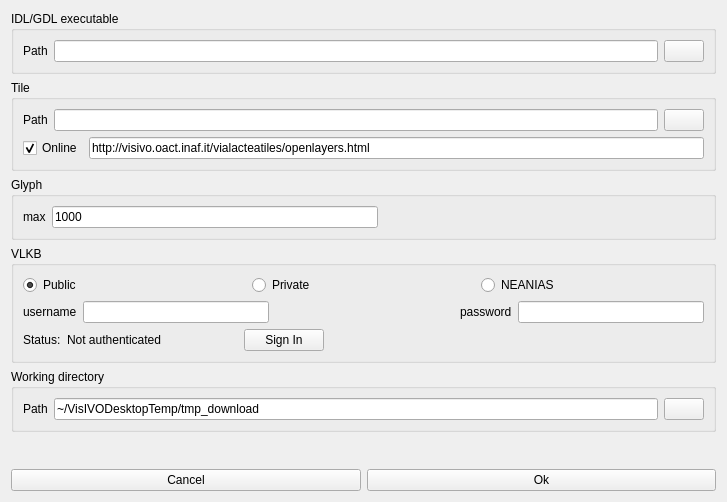
VisIVOLab/ViaLacteaVisualAnalytics, file Code/ui/settingform.ui: the form before one commit.
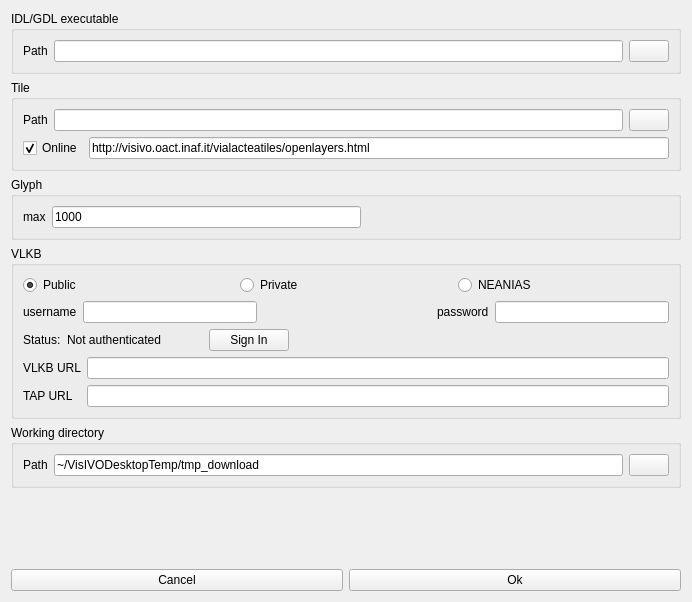
The form after the commit. Icons and pictures are not drawn.

Commit message: Fixed TAP query tables & query columns handlers

Diff of the .ui file:
```diff
--- a/Code/ui/settingform.ui
+++ b/Code/ui/settingform.ui
@@ -6,8 +6,8 @@
    <rect>
     <x>0</x>
     <y>0</y>
-    <width>727</width>
-    <height>502</height>
+    <width>692</width>
+    <height>602</height>
    </rect>
   </property>
   <property name="windowTitle">
@@ -270,6 +270,38 @@
         </item>
        </layout>
       </item>
+      <item>
+       <layout class="QFormLayout" name="formLayout">
+        <item row="0" column="0">
+         <widget class="QLabel" name="label_5">
+          <property name="text">
+           <string>VLKB URL</string>
+          </property>
+         </widget>
+        </item>
+        <item row="0" column="1">
+         <widget class="QLineEdit" name="vlkbUrl_lineEdit">
+          <property name="readOnly">
+           <bool>true</bool>
+          </property>
+         </widget>
+        </item>
+        <item row="1" column="0">
+         <widget class="QLabel" name="label_6">
+          <property name="text">
+           <string>TAP URL</string>
+          </property>
+         </widget>
+        </item>
+        <item row="1" column="1">
+         <widget class="QLineEdit" name="tapUrl_lineEdit">
+          <property name="readOnly">
+           <bool>true</bool>
+          </property>
+         </widget>
+        </item>
+       </layout>
+      </item>
      </layout>
     </widget>
    </item>
```
The commit also changes 6 other files.
